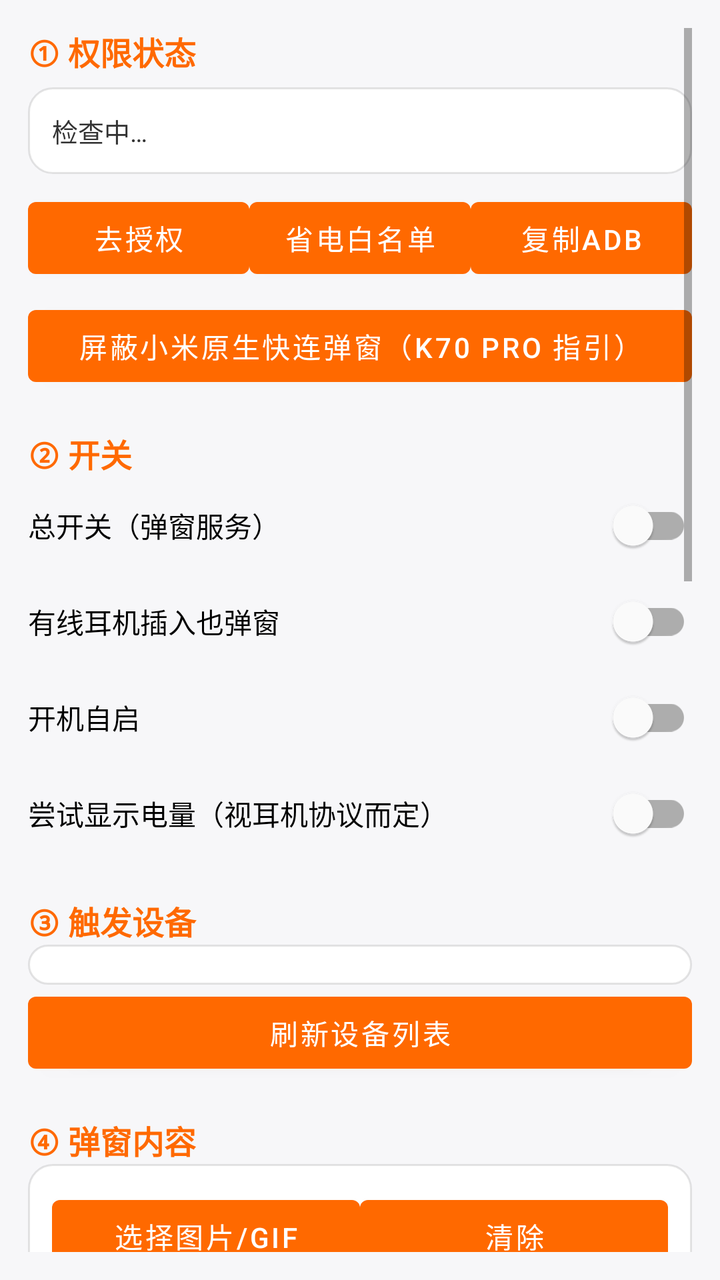
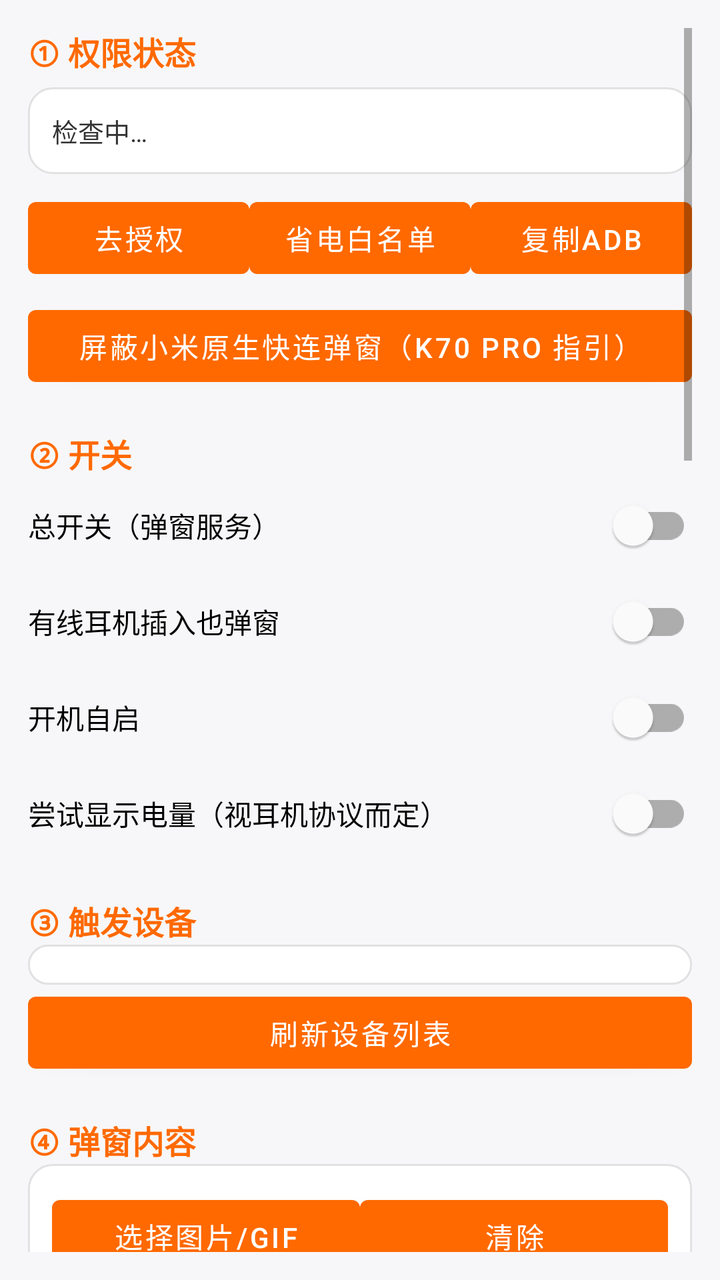

The first picture is an Android layout as it rendered before a commit; the second is the same layout after the commit. The layout source and the unified diff follow.
<!-- AndroidManifest.xml: application theme AppTheme -->
<!-- res/layout/activity_main.xml -->
<?xml version="1.0" encoding="utf-8"?>
<ScrollView xmlns:android="http://schemas.android.com/apk/res/android"
    android:layout_width="match_parent"
    android:layout_height="match_parent"
    android:background="#FFF7F7F9"
    android:padding="14dp">

    <LinearLayout
        android:layout_width="match_parent"
        android:layout_height="wrap_content"
        android:orientation="vertical">

        
        <TextView
            android:layout_width="match_parent"
            android:layout_height="wrap_content"
            android:text="① 权限状态"
            android:textColor="#FF6900"
            android:textSize="16sp"
            android:textStyle="bold" />

        <TextView
            android:id="@+id/permStatus"
            android:layout_width="match_parent"
            android:layout_height="wrap_content"
            android:layout_marginTop="6dp"
            android:background="@drawable/bg_card"
            android:padding="12dp"
            android:text="检查中…"
            android:textColor="#FF333333"
            android:textSize="13sp" />

        <LinearLayout
            android:layout_width="match_parent"
            android:layout_height="wrap_content"
            android:layout_marginTop="8dp"
            android:orientation="horizontal">

            <Button
                android:id="@+id/btnPerm"
                android:layout_width="0dp"
                android:layout_height="wrap_content"
                android:layout_weight="1"
                android:text="去授权" />

            <Button
                android:id="@+id/btnBatteryOpt"
                android:layout_width="0dp"
                android:layout_height="wrap_content"
                android:layout_weight="1"
                android:text="省电白名单" />

            <Button
                android:id="@+id/btnAdb"
                android:layout_width="0dp"
                android:layout_height="wrap_content"
                android:layout_weight="1"
                android:text="复制ADB" />
        </LinearLayout>

        <Button
            android:id="@+id/btnBlockMi"
            android:layout_width="match_parent"
            android:layout_height="wrap_content"
            android:layout_marginTop="6dp"
            android:text="屏蔽小米原生快连弹窗（K70 Pro 指引）" />

        
        <TextView
            android:layout_width="match_parent"
            android:layout_height="wrap_content"
            android:layout_marginTop="18dp"
            android:text="② 开关"
            android:textColor="#FF6900"
            android:textSize="16sp"
            android:textStyle="bold" />

        <com.google.android.material.switchmaterial.SwitchMaterial
            android:id="@+id/swMaster"
            android:layout_width="match_parent"
            android:layout_height="wrap_content"
            android:text="总开关（弹窗服务）" />

        <com.google.android.material.switchmaterial.SwitchMaterial
            android:id="@+id/swWired"
            android:layout_width="match_parent"
            android:layout_height="wrap_content"
            android:text="有线耳机插入也弹窗" />

        <com.google.android.material.switchmaterial.SwitchMaterial
            android:id="@+id/swAutoStart"
            android:layout_width="match_parent"
            android:layout_height="wrap_content"
            android:text="开机自启" />

        <com.google.android.material.switchmaterial.SwitchMaterial
            android:id="@+id/swBattery"
            android:layout_width="match_parent"
            android:layout_height="wrap_content"
            android:text="尝试显示电量（视耳机协议而定）" />

        
        <TextView
            android:layout_width="match_parent"
            android:layout_height="wrap_content"
            android:layout_marginTop="18dp"
            android:text="③ 触发设备"
            android:textColor="#FF6900"
            android:textSize="16sp"
            android:textStyle="bold" />

        <LinearLayout
            android:id="@+id/deviceList"
            android:layout_width="match_parent"
            android:layout_height="wrap_content"
            android:background="@drawable/bg_card"
            android:orientation="vertical"
            android:padding="10dp" />

        <Button
            android:id="@+id/btnRefresh"
            android:layout_width="match_parent"
            android:layout_height="wrap_content"
            android:text="刷新设备列表" />

        
        <TextView
            android:layout_width="match_parent"
            android:layout_height="wrap_content"
            android:layout_marginTop="18dp"
            android:text="④ 弹窗内容"
            android:textColor="#FF6900"
            android:textSize="16sp"
            android:textStyle="bold" />

        <LinearLayout
            android:layout_width="match_parent"
            android:layout_height="wrap_content"
            android:background="@drawable/bg_card"
            android:orientation="vertical"
            android:padding="12dp">

            <LinearLayout
                android:layout_width="match_parent"
                android:layout_height="wrap_content"
                android:orientation="horizontal">

                <Button
                    android:id="@+id/btnPickImage"
                    android:layout_width="0dp"
                    android:layout_height="wrap_content"
                    android:layout_weight="1"
                    android:text="选择图片/GIF" />

                <Button
                    android:id="@+id/btnClearImage"
                    android:layout_width="0dp"
                    android:layout_height="wrap_content"
                    android:layout_weight="1"
                    android:text="清除" />
            </LinearLayout>

            <ImageView
                android:id="@+id/imgPreview"
                android:layout_width="match_parent"
                android:layout_height="120dp"
                android:layout_marginTop="8dp"
                android:background="#11000000"
                android:contentDescription="弹窗预览"
                android:scaleType="centerCrop" />

            <EditText
                android:id="@+id/etTitle"
                android:layout_width="match_parent"
                android:layout_height="wrap_content"
                android:hint="主标题，如：耳机已连接"
                android:inputType="text"
                android:textSize="14sp" />

            <EditText
                android:id="@+id/etSub"
                android:layout_width="match_parent"
                android:layout_height="wrap_content"
                android:hint="副标题，%s 会替换成设备名；留空则不显示"
                android:inputType="text"
                android:textSize="14sp" />

            <LinearLayout
                android:layout_width="match_parent"
                android:layout_height="wrap_content"
                android:orientation="horizontal">

                <EditText
                    android:id="@+id/etBg"
                    android:layout_width="0dp"
                    android:layout_height="wrap_content"
                    android:layout_weight="1"
                    android:hint="背景色 #E6222426"
                    android:inputType="text"
                    android:textSize="13sp" />

                <EditText
                    android:id="@+id/etTextColor"
                    android:layout_width="0dp"
                    android:layout_height="wrap_content"
                    android:layout_weight="1"
                    android:hint="文字色 #FFFFFFFF"
                    android:inputType="text"
                    android:textSize="13sp" />
            </LinearLayout>

            <EditText
                android:id="@+id/etAccent"
                android:layout_width="match_parent"
                android:layout_height="wrap_content"
                android:hint="电竞强调色 #FF00E5A0（电量条/顶条）"
                android:inputType="text"
                android:textSize="13sp" />

            <TextView
                android:id="@+id/tvWidth"
                android:layout_width="match_parent"
                android:layout_height="wrap_content"
                android:layout_marginTop="6dp"
                android:text="弹窗宽度"
                android:textSize="13sp" />

            <SeekBar
                android:id="@+id/sbWidth"
                android:layout_width="match_parent"
                android:layout_height="wrap_content"
                android:max="160" />

            <TextView
                android:id="@+id/tvRadius"
                android:layout_width="match_parent"
                android:layout_height="wrap_content"
                android:text="圆角"
                android:textSize="13sp" />

            <SeekBar
                android:id="@+id/sbRadius"
                android:layout_width="match_parent"
                android:layout_height="wrap_content"
                android:max="40" />

            <TextView
                android:id="@+id/tvImgH"
                android:layout_width="match_parent"
                android:layout_height="wrap_content"
                android:text="图片高度"
                android:textSize="13sp" />

            <SeekBar
                android:id="@+id/sbImgH"
                android:layout_width="match_parent"
                android:layout_height="wrap_content"
                android:max="200" />

            <TextView
                android:id="@+id/tvDuration"
                android:layout_width="match_parent"
                android:layout_height="wrap_content"
                android:text="显示时长"
                android:textSize="13sp" />

            <SeekBar
                android:id="@+id/sbDuration"
                android:layout_width="match_parent"
                android:layout_height="wrap_content"
                android:max="11" />

            <TextView
                android:layout_width="match_parent"
                android:layout_height="wrap_content"
                android:layout_marginTop="6dp"
                android:text="弹出位置"
                android:textSize="13sp" />

            <Spinner
                android:id="@+id/spPos"
                android:layout_width="match_parent"
                android:layout_height="wrap_content"
                android:entries="@array/popup_position" />

            <TextView
                android:layout_width="match_parent"
                android:layout_height="wrap_content"
                android:layout_marginTop="6dp"
                android:text="入场动画"
                android:textSize="13sp" />

            <Spinner
                android:id="@+id/spAnim"
                android:layout_width="match_parent"
                android:layout_height="wrap_content"
                android:entries="@array/popup_anim" />
        </LinearLayout>

        <LinearLayout
            android:layout_width="match_parent"
            android:layout_height="wrap_content"
            android:layout_marginTop="12dp"
            android:orientation="horizontal">

            <Button
                android:id="@+id/btnSave"
                android:layout_width="0dp"
                android:layout_height="wrap_content"
                android:layout_weight="1"
                android:text="保存" />

            <Button
                android:id="@+id/btnTest"
                android:layout_width="0dp"
                android:layout_height="wrap_content"
                android:layout_weight="1"
                android:text="立即测试弹窗" />
        </LinearLayout>

        <TextView
            android:layout_width="match_parent"
            android:layout_height="wrap_content"
            android:layout_marginTop="14dp"
            android:text="@string/tips"
            android:textColor="#FF666666"
            android:textSize="12sp" />

    </LinearLayout>
</ScrollView>
<!-- resources referenced by this layout -->
<resources>
  <string-array name="popup_anim">
          <item>缩放淡入</item>
          <item>底部上滑</item>
          <item>顶部下滑</item>
      </string-array>
  <string-array name="popup_position">
          <item>屏幕顶部</item>
          <item>屏幕居中</item>
          <item>屏幕底部</item>
      </string-array>
  <!-- drawable bg_card (drawable) -->
  <?xml version="1.0" encoding="utf-8"?>
  <shape xmlns:android="http://schemas.android.com/apk/res/android"
      android:shape="rectangle">
      <solid android:color="#FFFFFFFF" />
      <corners android:radius="12dp" />
      <stroke
          android:width="1dp"
          android:color="#1A000000" />
  </shape>
  <string name="tips">使用提示：\n1. 先开「悬浮窗权限」，再点总开关启动服务。\n2. 小米/红米要同时关闭系统原生快连弹窗：设置 → 蓝牙 → 点耳机右侧箭头 → 关闭“连接弹窗”；或在通知管理里关闭「蓝牙」应用的悬浮通知。也可用上面复制的 ADB 命令直接屏蔽。\n3. 服务被系统杀掉时：电池与性能 → 应用省电策略 → 选「无限制」，并打开自启动。\n4. 打开充电盒触发弹窗依赖耳机广播，部分耳机只有真正建立音频连接时才触发，属正常现象。</string>
  <style name="AppTheme" parent="Theme.MaterialComponents.DayNight.NoActionBar">
          <item name="colorPrimary">#FFFF6900</item>
          <item name="colorPrimaryVariant">#FFE65C00</item>
          <item name="colorOnPrimary">#FFFFFFFF</item>
          <item name="colorSecondary">#FFFF6900</item>
          <item name="colorAccent">#FFFF6900</item>
          <item name="android:statusBarColor">@android:color/transparent</item>
          <item name="android:windowLightStatusBar">true</item>
      </style>
</resources>

<!-- the commit's change to res/layout/activity_main.xml (unified diff, before → after) -->
@@ -297,6 +297,93 @@
                 android:entries="@array/popup_anim" />
         </LinearLayout>
 
+        
+        <TextView
+            android:layout_width="match_parent"
+            android:layout_height="wrap_content"
+            android:layout_marginTop="18dp"
+            android:text="⑤ 系统级效果（透明 Activity 引擎）"
+            android:textColor="#FF6900"
+            android:textSize="16sp"
+            android:textStyle="bold" />
+
+        <LinearLayout
+            android:layout_width="match_parent"
+            android:layout_height="wrap_content"
+            android:background="@drawable/bg_card"
+            android:orientation="vertical"
+            android:padding="12dp">
+
+            <TextView
+                android:layout_width="match_parent"
+                android:layout_height="wrap_content"
+                android:text="弹出引擎"
+                android:textSize="13sp" />
+
+            <Spinner
+                android:id="@+id/spEngine"
+                android:layout_width="match_parent"
+                android:layout_height="wrap_content"
+                android:entries="@array/popup_engine" />
+
+            <TextView
+                android:id="@+id/tvDim"
+                android:layout_width="match_parent"
+                android:layout_height="wrap_content"
+                android:layout_marginTop="6dp"
+                android:text="背景压暗"
+                android:textSize="13sp" />
+
+            <SeekBar
+                android:id="@+id/sbDim"
+                android:layout_width="match_parent"
+                android:layout_height="wrap_content"
+                android:max="70"
+                android:progress="30" />
+
+            <TextView
+                android:id="@+id/tvBlur"
+                android:layout_width="match_parent"
+                android:layout_height="wrap_content"
+                android:layout_marginTop="6dp"
+                android:text="背景模糊半径"
+                android:textSize="13sp" />
+
+            <SeekBar
+                android:id="@+id/sbBlur"
+                android:layout_width="match_parent"
+                android:layout_height="wrap_content"
+                android:max="40"
+                android:progress="24" />
+
+            <com.google.android.material.switchmaterial.SwitchMaterial
+                android:id="@+id/swLock"
+                android:layout_width="match_parent"
+                android:layout_height="wrap_content"
+                android:text="锁屏 / 熄屏时也弹（需系统「锁屏显示」权限）" />
+
+            <com.google.android.material.switchmaterial.SwitchMaterial
+                android:id="@+id/swNoFocus"
+                android:layout_width="match_parent"
+                android:layout_height="wrap_content"
+                android:text="不夺取焦点（打游戏时不打断操作）" />
+
+            <Button
+                android:id="@+id/btnMiPerm"
+                android:layout_width="match_parent"
+                android:layout_height="wrap_content"
+                android:layout_marginTop="6dp"
+                android:text="复制 MIUI「后台弹出界面 / 锁屏显示」授权命令" />
+
+            <TextView
+                android:layout_width="match_parent"
+                android:layout_height="wrap_content"
+                android:layout_marginTop="6dp"
+                android:alpha="0.6"
+                android:text="系统级引擎在小米上还受「后台弹出界面」限制，需 ADB 授权或去设置里手动打开"
+                android:textSize="11sp" />
+        </LinearLayout>
+
         <LinearLayout
             android:layout_width="match_parent"
             android:layout_height="wrap_content"
<!-- resource entries referenced after the edit -->
@@ -4,6 +4,11 @@
           <item>缩放淡入</item>
           <item>底部上滑</item>
           <item>顶部下滑</item>
+      </string-array>
+  <string-array name="popup_engine">
+          <item>系统级（透明 Activity，锁屏也能弹）</item>
+          <item>悬浮窗（兼容性最好）</item>
+          <item>智能：先系统级，失败自动降级悬浮窗</item>
       </string-array>
   <string-array name="popup_position">
           <item>屏幕顶部</item>
